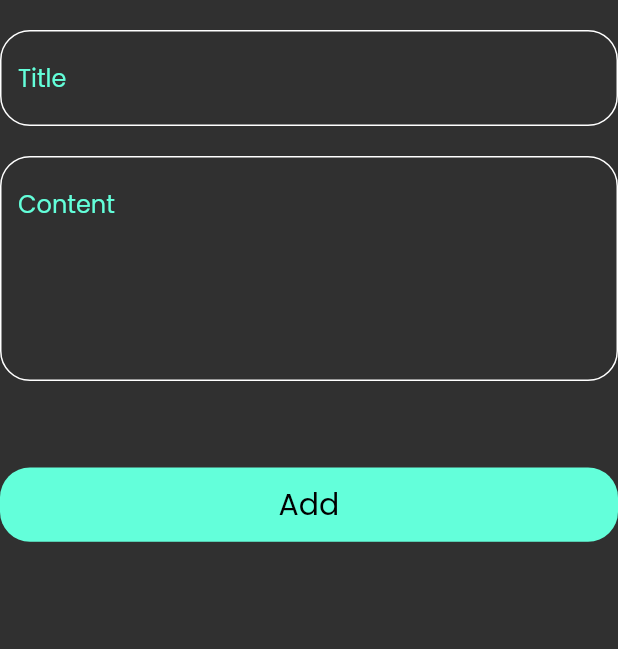
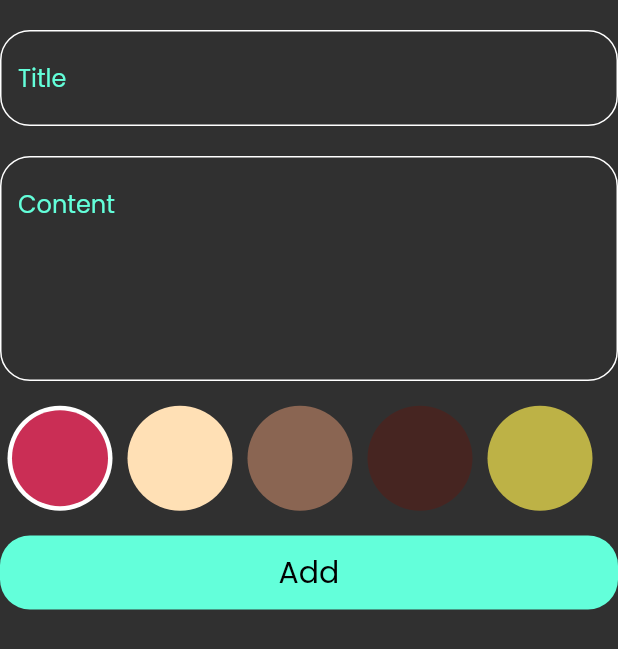
Before and after one commit to mokh93/NoteApp, a Flutter app: the AddFormField widget shown alone on an empty page, opened directly, on a phone screen of 412 x 824 dp. Shown: the top 649 px of the screen. Run offline on Flutter 3.47's test engine with Material 2 defaults, Android fonts, the phone set to English and light mode, and no system bars; our stand-ins replace bloc, flutter_bloc, hive, hive_flutter, modal_progress_hud_nsn; accounts and stored records are empty.

Commit message:
add color logic and ui

```diff
--- a/noteapp/lib/cubit/cubit/add_note_cubit_cubit.dart
+++ b/noteapp/lib/cubit/cubit/add_note_cubit_cubit.dart
@@ -1,4 +1,5 @@
 import 'package:bloc/bloc.dart';
+import 'package:flutter/material.dart';
 import 'package:hive/hive.dart';
 import 'package:meta/meta.dart';
 import 'package:noteapp/Models/note_model.dart';
@@ -9,7 +10,9 @@ part 'add_note_cubit_state.dart';
 class AddNoteCubitCubit extends Cubit<AddNoteCubitState> {
   AddNoteCubitCubit() : super(AddNoteCubitInitial());
 
+  Color? color = const Color(0xffCA2E55);
   addNote(NoteModel note) async {
+    note.color = color!.value;
     emit(AddNoteCubitLoading());
     try {
       var notesBox = Hive.box<NoteModel>(khiveboxname);
--- a/noteapp/lib/widgets/add_note_form.dart
+++ b/noteapp/lib/widgets/add_note_form.dart
@@ -4,6 +4,7 @@ import 'package:noteapp/Models/note_model.dart';
 import 'package:noteapp/cubit/cubit/add_note_cubit_cubit.dart';
 import 'package:intl/intl.dart';
 import 'package:noteapp/cubit/note_cubit/cubit/note_cubit_cubit.dart';
+import 'package:noteapp/widgets/colors_list_view.dart';
 
 import 'custom_button.dart';
 import 'custom_textfield.dart';
@@ -54,7 +55,11 @@ class _AddFormFieldState extends State<AddFormField> {
             maxLines: 5,
           ),
           SizedBox(
-            height: MediaQuery.of(context).size.height * 0.070,
+            height: MediaQuery.of(context).size.height * 0.020,
+          ),
+          const ColorsListView(),
+          SizedBox(
+            height: MediaQuery.of(context).size.height * 0.020,
           ),
           Padding(
             padding: const EdgeInsets.only(bottom: 20),
--- /dev/null
+++ b/noteapp/lib/widgets/colors_list_view.dart
@@ -0,0 +1,79 @@
+import 'package:flutter/material.dart';
+import 'package:flutter_bloc/flutter_bloc.dart';
+import 'package:noteapp/cubit/cubit/add_note_cubit_cubit.dart';
+
+class ColorItem extends StatelessWidget {
+  const ColorItem({
+    super.key,
+    required this.isSelected,
+    required this.color,
+  });
+  final bool isSelected;
+  final Color color;
+  @override
+  Widget build(BuildContext context) {
+    return isSelected == true
+        ? CircleAvatar(
+            radius: 35,
+            backgroundColor: Colors.white,
+            child: CircleAvatar(
+              radius: 32,
+              backgroundColor: color,
+            ),
+          )
+        : CircleAvatar(
+            radius: 35,
+            backgroundColor: color,
+          );
+  }
+}
+
+class ColorsListView extends StatefulWidget {
+  const ColorsListView({
+    super.key,
+  });
+
+  @override
+  State<ColorsListView> createState() => _ColorsListViewState();
+}
+
+class _ColorsListViewState extends State<ColorsListView> {
+  int currentIndex = 0;
+
+  List<Color> colors = [
+    const Color(0xffCA2E55),
+    const Color(0xffFFE0B5),
+    const Color(0xff8A6552),
+    const Color(0xff462521),
+    const Color(0xffBDB246),
+  ];
+
+  @override
+  Widget build(BuildContext context) {
+    return SizedBox(
+      height: 35 * 2,
+      child: ListView.builder(
+        physics: const BouncingScrollPhysics(),
+        itemCount: colors.length,
+        scrollDirection: Axis.horizontal,
+        itemBuilder: (BuildContext context, int index) {
+          return Padding(
+            padding: const EdgeInsets.symmetric(horizontal: 5),
+            child: GestureDetector(
+              onTap: () {
+                currentIndex = index;
+                BlocProvider.of<AddNoteCubitCubit>(context).color =
+                    colors[index];
+                setState(() {});
+              },
+              child: ColorItem(
+                color: colors[index],
+                isSelected: currentIndex == index,
+              ),
+            ),
+          );
+        },
+      ),
+    );
+  }
+}
```
